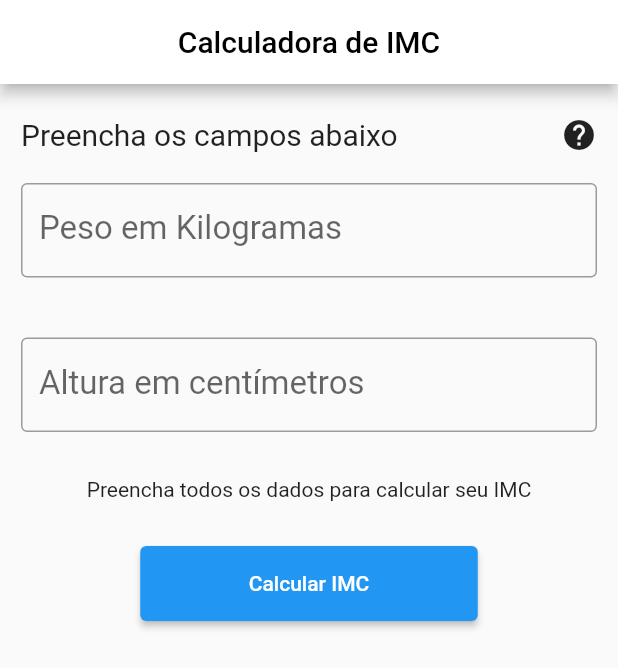
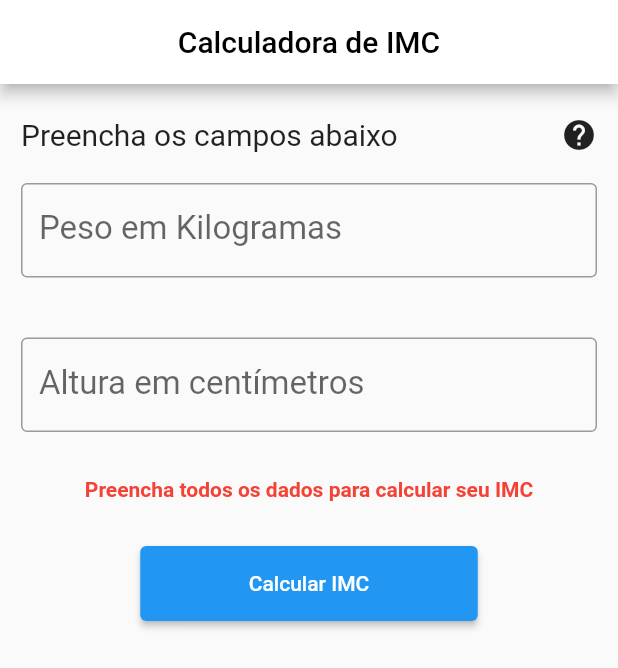
Before and after one commit to marcoswitcel/imc_mobile_app, a Flutter app: the screen it shows after launch, after a tap on "Calcular IMC", on a phone screen of 412 x 824 dp. Shown: the top 668 px of the screen. Run offline on Flutter 3.47's test engine with Material 2 defaults, Android fonts, the phone set to English and light mode, and no system bars; our stand-ins replace flutter_masked_text2.

Commit message:
ajustando feedbacks

```diff
--- a/lib/blocs/imc.bloc.dart
+++ b/lib/blocs/imc.bloc.dart
@@ -5,6 +5,7 @@ class ImcBloc {
   final MaskedTextController alturaController =
       MaskedTextController(mask: '000');
   String resultado = '';
+  bool invalido = false;
 
   calcula() {
     double? peso = double.tryParse(pesoController.text);
@@ -12,23 +13,25 @@ class ImcBloc {
 
     if (peso == null || altura == null) {
       resultado = 'Preencha todos os dados para calcular seu IMC';
+      invalido = true;
     } else {
+      invalido = false;
       altura /= 100;
       double imc = peso / (altura * altura);
       String imcFormatado = imc.toStringAsPrecision(2);
 
       if (imc > 40) {
-        resultado = 'Obesidade Grau III (imc: $imcFormatado)';
+        resultado = 'Seu IMC: $imcFormatado\nObesidade Grau III';
       } else if (imc > 34.9) {
-        resultado = 'Obesidade grau II (imc: $imcFormatado)';
+        resultado = 'Seu IMC: $imcFormatado\nObesidade grau II';
       } else if (imc > 29.9) {
-        resultado = 'Obesidade grau I (imc: $imcFormatado)';
+        resultado = 'Seu IMC: $imcFormatado\nObesidade grau I';
       } else if (imc > 24.9) {
-        resultado = 'Pré-obesidade (imc: $imcFormatado)';
+        resultado = 'Seu IMC: $imcFormatado\nPré-obesidade';
       } else if (imc > 18.6) {
-        resultado = 'Peso ideal (imc: $imcFormatado)';
+        resultado = 'Seu IMC: $imcFormatado\nPeso ideal';
       } else {
-        resultado = 'Abaixo do peso (imc: $imcFormatado)';
+        resultado = 'Seu IMC: $imcFormatado\nAbaixo do peso';
       }
     }
   }
--- a/lib/ui/screens/home_screen.dart
+++ b/lib/ui/screens/home_screen.dart
@@ -62,10 +62,17 @@ Preencha os campos abaixo''',
           const SizedBox(height: 40),
           TextInput('Altura em centímetros', bloc.alturaController),
           const SizedBox(height: 30),
-          Text(
-            bloc.resultado,
-            textAlign: TextAlign.center,
-          ),
+          Text(bloc.resultado,
+              textAlign: TextAlign.center,
+              style: (bloc.invalido)
+                  ? const TextStyle(
+                      color: Colors.red,
+                      fontWeight: FontWeight.bold,
+                    )
+                  : const TextStyle(
+                      color: Colors.black,
+                      fontWeight: FontWeight.bold,
+                    )),
           const SizedBox(height: 30),
           SizedBox(
             width: 225,
```
